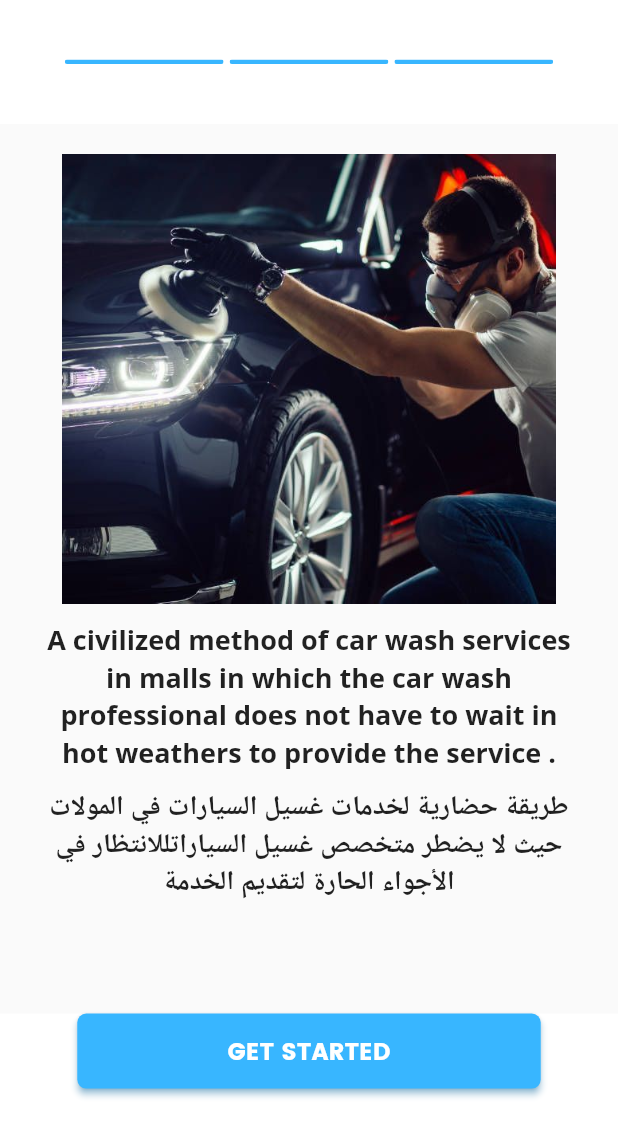
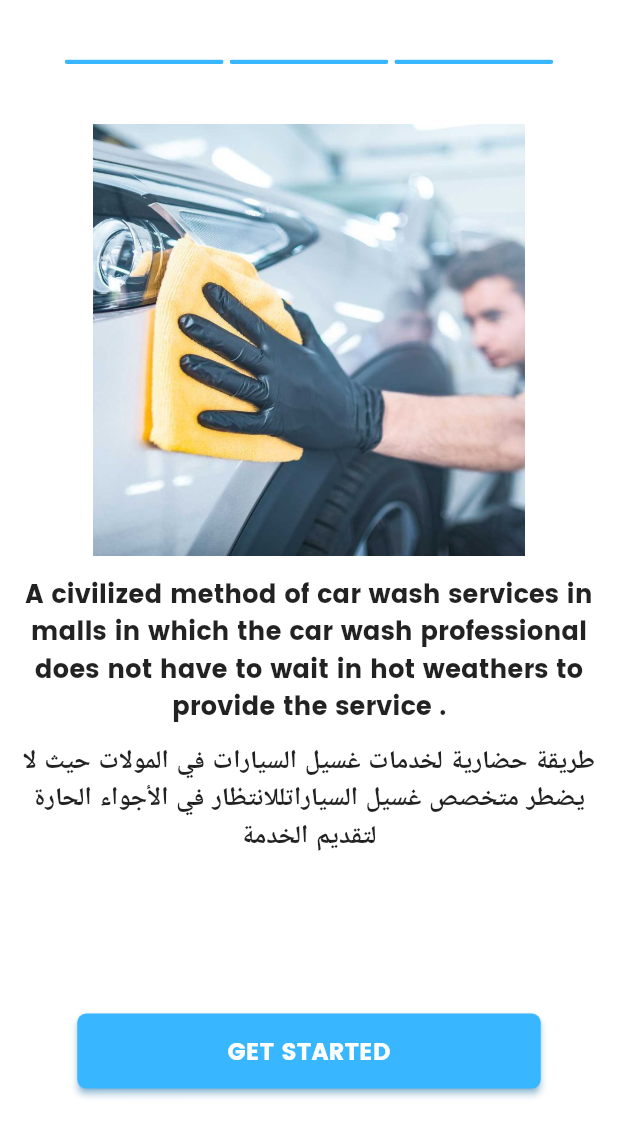
Before and after one commit to huzaifaa786/klicks_app, a Flutter app: the screen it shows after launch, swiped to page 3, on a phone screen of 412 x 824 dp. Shown: the top 1137 px of the screen. Run offline on Flutter 3.47's test engine with Material 2 defaults, Android fonts, the light colour scheme and no system bars; drawn by our look-alikes of step_progress_indicator; our stand-ins replace cached_network_image, carousel_slider, dio, dropdown_button2, easy_localization, firebase_auth and 13 more; missing offline and left inert: dart:ffi, flutter_facebook_auth, flutter_stripe, mobile_scanner; accounts and stored records are empty.

Commit message:
Adil, 13/4/2023

```diff
--- a/assets/translations/en.json
+++ b/assets/translations/en.json
@@ -112,7 +112,7 @@
     "to_see_profile": "To See Profile, Login to your account.",
     "to_see_Noti": "To See your Notification, Login to your account.",
     "to_see_order": "To See your Order, Login to your account.",
-    "already": "I already have an account",
+    "already": "I already have an account ?",
     "Reset_Password_Of_Your_Account": "Reset Password Of Your Account",
     "profile": "Profile",
     "home": "Home",
--- a/lib/screen/intro/fragments/fragment_3.dart
+++ b/lib/screen/intro/fragments/fragment_3.dart
@@ -1,7 +1,7 @@
 // ignore_for_file: prefer_const_constructors
 
 import 'package:flutter/material.dart';
-import 'package:flutter_svg/flutter_svg.dart';
+import 'package:klicks_app/values/colors.dart';
 
 class FragmentThree extends StatefulWidget {
   const FragmentThree({super.key, required this.controller});
@@ -14,41 +14,38 @@
   @override
   Widget build(BuildContext context) {
     return Scaffold(
+      backgroundColor: White,
         body: SafeArea(
             child: Container(
-      padding: EdgeInsets.only(top: 20),
+      // padding: EdgeInsets.only(top: 20),
       width: MediaQuery.of(context).size.width,
       child: Column(
         crossAxisAlignment: CrossAxisAlignment.center,
         children: [
           Image(
             image: AssetImage(
-              'assets/images/ii1.jpg',
+              'assets/images/ii2.jpg',
             ),
-            height: 300,
+            height: MediaQuery.of(context).size.height * 0.35,
           ),
           Container(
-            padding: EdgeInsets.only(top: 12),
-            width: MediaQuery.of(context).size.width * 0.85,
+            padding: EdgeInsets.only(top: 12,right: 8,left: 8),
             child: Text(
               'A civilized method of car wash services in malls in which the car wash professional does not have to wait in hot weathers to provide the service .',
               textAlign: TextAlign.center,
               style: TextStyle(
-                  fontSize: 18,
-                  fontWeight: FontWeight.bold,
-                  fontFamily: 'OpenSans'),
+                  fontSize: 17,
+                  fontWeight: FontWeight.w600),
             ),
           ),
           Container(
-            padding: EdgeInsets.only(top: 12),
-            width: MediaQuery.of(context).size.width * 0.85,
+            padding: EdgeInsets.only(top: 12,right: 8,left: 8),
             child: Text(
-              'طريقة حضارية لخدمات غسيل السيارات في المولات حيث لا يضطر متخصص غسيل السياراتللانتظار في الأجواء الحارة لتقديم الخدمة',
+              'طريقة حضارية لخدمات غسيل السيارات في المولات حيث لا يضطر متخصص غسيل السياراتللانتظار في الأجواء الحارة لتقديم الخدمة',
               textAlign: TextAlign.center,
               style: TextStyle(
-                  fontSize: 18,
-                  fontWeight: FontWeight.w600,
-                  fontFamily: 'OpenSans'),
+                  fontSize: 17,
+                  fontWeight: FontWeight.w600),
             ),
           ),
         ],
--- a/lib/screen/signup/signup.dart
+++ b/lib/screen/signup/signup.dart
@@ -332,7 +332,7 @@
                       mainAxisAlignment: MainAxisAlignment.center,
                       children: [
                         Text(
-                          LocaleKeys.already.tr() + "? ",
+                          LocaleKeys.already.tr(),
                           style: TextStyle(
                             fontSize: 16,
                             fontWeight: FontWeight.w400,
```
Also changed, not shown: assets/translations/ar.json (+4 -4 lines), lib/screen/intro/fragments/fragment_1.dart (+7 -15 lines), lib/screen/intro/fragments/fragment_2.dart (+10 -12 lines), lib/translations/codegen_loader.g.dart.
